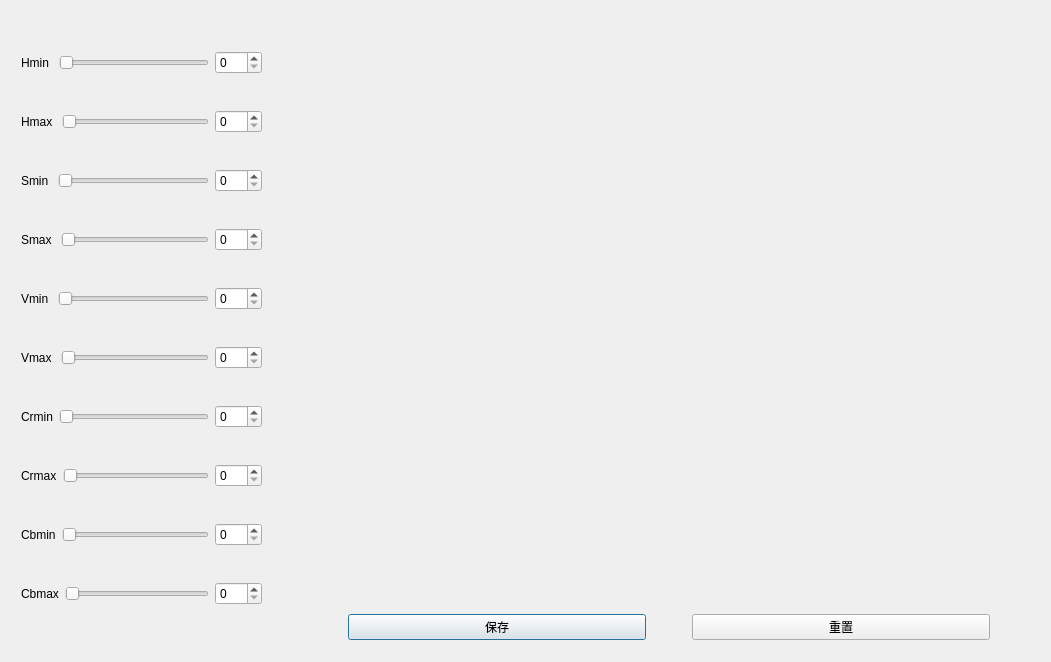
This is adjustparameters.ui in ypg666/Wire_Rotate as Qt 5 draws it before an edit. The edited form follows.
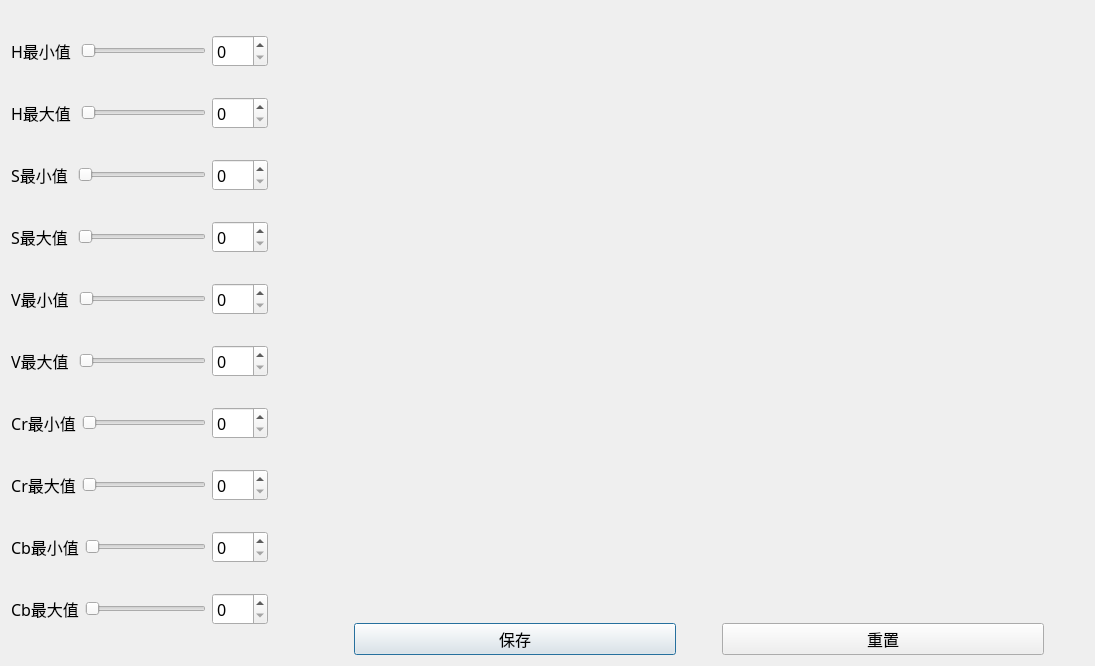
This is the edited form.

The edit to the form file:
```diff
--- a/adjustparameters.ui
+++ b/adjustparameters.ui
@@ -6,8 +6,8 @@
    <rect>
     <x>0</x>
     <y>0</y>
-    <width>1051</width>
-    <height>662</height>
+    <width>1095</width>
+    <height>666</height>
    </rect>
   </property>
   <property name="sizePolicy">
@@ -19,15 +19,8 @@
   <property name="windowTitle">
    <string>AdjustParameters</string>
   </property>
-  <widget class="QWidget" name="horizontalLayoutWidget">
-   <property name="geometry">
-    <rect>
-     <x>10</x>
-     <y>10</y>
-     <width>1031</width>
-     <height>641</height>
-    </rect>
-   </property>
+  <layout class="QGridLayout" name="gridLayout">
+   <item row="0" column="0">
    <layout class="QHBoxLayout" name="horizontalLayout" stretch="1,0,3">
     <item>
      <layout class="QVBoxLayout" name="verticalLayout">
@@ -35,8 +28,17 @@
        <layout class="QHBoxLayout" name="horizontalLayout_8" stretch="0,4,0">
         <item>
          <widget class="QLabel" name="label_8">
+           <property name="font">
+            <font>
+             <family>微软雅黑</family>
+             <pointsize>12</pointsize>
+            </font>
+           </property>
           <property name="text">
-           <string>Hmin </string>
+            <string>H最小值 </string>
+           </property>
+           <property name="alignment">
+            <set>Qt::AlignCenter</set>
           </property>
          </widget>
         </item>
@@ -49,6 +51,12 @@
         </item>
         <item>
          <widget class="QSpinBox" name="sb_Hmin">
+           <property name="font">
+            <font>
+             <family>微软雅黑</family>
+             <pointsize>12</pointsize>
+            </font>
+           </property>
           <property name="maximum">
            <number>255</number>
           </property>
@@ -60,8 +68,17 @@
        <layout class="QHBoxLayout" name="horizontalLayout_2" stretch="0,4,0">
         <item>
          <widget class="QLabel" name="label_2">
+           <property name="font">
+            <font>
+             <family>微软雅黑</family>
+             <pointsize>12</pointsize>
+            </font>
+           </property>
           <property name="text">
-           <string>Hmax </string>
+            <string>H最大值 </string>
+           </property>
+           <property name="alignment">
+            <set>Qt::AlignCenter</set>
           </property>
          </widget>
         </item>
@@ -77,6 +94,12 @@
         </item>
         <item>
          <widget class="QSpinBox" name="sb_Hmax">
+           <property name="font">
+            <font>
+             <family>微软雅黑</family>
+             <pointsize>12</pointsize>
+            </font>
+           </property>
           <property name="maximum">
            <number>255</number>
           </property>
@@ -88,8 +111,17 @@
        <layout class="QHBoxLayout" name="horizontalLayout_7" stretch="0,4,0">
         <item>
          <widget class="QLabel" name="label_7">
+           <property name="font">
+            <font>
+             <family>微软雅黑</family>
+             <pointsize>12</pointsize>
+            </font>
+           </property>
           <property name="text">
-           <string>Smin </string>
+            <string>S最小值 </string>
+           </property>
+           <property name="alignment">
+            <set>Qt::AlignCenter</set>
           </property>
          </widget>
         </item>
@@ -102,6 +134,12 @@
         </item>
         <item>
          <widget class="QSpinBox" name="sb_Smin">
+           <property name="font">
+            <font>
+             <family>微软雅黑</family>
+             <pointsize>12</pointsize>
+            </font>
+           </property>
           <property name="maximum">
            <number>255</number>
           </property>
@@ -113,8 +151,17 @@
        <layout class="QHBoxLayout" name="horizontalLayout_4" stretch="0,4,0">
         <item>
          <widget class="QLabel" name="label_4">
+           <property name="font">
+            <font>
+             <family>微软雅黑</family>
+             <pointsize>12</pointsize>
+            </font>
+           </property>
           <property name="text">
-           <string>Smax </string>
+            <string>S最大值 </string>
+           </property>
+           <property name="alignment">
+            <set>Qt::AlignCenter</set>
           </property>
          </widget>
         </item>
@@ -127,6 +174,12 @@
         </item>
         <item>
          <widget class="QSpinBox" name="sb_Smax">
+           <property name="font">
+            <font>
+             <family>微软雅黑</family>
+             <pointsize>12</pointsize>
+            </font>
+           </property>
           <property name="maximum">
            <number>255</number>
           </property>
@@ -138,8 +191,17 @@
        <layout class="QHBoxLayout" name="horizontalLayout_5" stretch="0,4,0">
         <item>
          <widget class="QLabel" name="label_5">
+           <property name="font">
+            <font>
+             <family>微软雅黑</family>
+             <pointsize>12</pointsize>
+            </font>
+           </property>
           <property name="text">
-           <string>Vmin </string>
+            <string>V最小值 </string>
+           </property>
+           <property name="alignment">
+            <set>Qt::AlignCenter</set>
           </property>
          </widget>
         </item>
@@ -152,6 +214,12 @@
         </item>
         <item>
          <widget class="QSpinBox" name="sb_Vmin">
+           <property name="font">
+            <font>
+             <family>微软雅黑</family>
+             <pointsize>12</pointsize>
+            </font>
+           </property>
           <property name="maximum">
            <number>255</number>
           </property>
@@ -163,8 +231,17 @@
        <layout class="QHBoxLayout" name="horizontalLayout_6" stretch="0,4,0">
         <item>
          <widget class="QLabel" name="label_6">
+           <property name="font">
+            <font>
+             <family>微软雅黑</family>
+             <pointsize>12</pointsize>
+            </font>
+           </property>
           <property name="text">
-           <string>Vmax </string>
+            <string>V最大值 </string>
+           </property>
+           <property name="alignment">
+            <set>Qt::AlignCenter</set>
           </property>
          </widget>
         </item>
@@ -177,6 +254,12 @@
         </item>
         <item>
          <widget class="QSpinBox" name="sb_Vmax">
+           <property name="font">
+            <font>
+             <family>微软雅黑</family>
+             <pointsize>12</pointsize>
+            </font>
+           </property>
           <property name="maximum">
            <number>255</number>
           </property>
@@ -188,8 +271,17 @@
        <layout class="QHBoxLayout" name="horizontalLayout_3" stretch="0,4,0">
         <item>
          <widget class="QLabel" name="label">
+           <property name="font">
+            <font>
+             <family>微软雅黑</family>
+             <pointsize>12</pointsize>
+            </font>
+           </property>
           <property name="text">
-           <string>Crmin</string>
+            <string>Cr最小值</string>
+           </property>
+           <property name="alignment">
+            <set>Qt::AlignCenter</set>
           </property>
          </widget>
         </item>
@@ -202,6 +294,12 @@
         </item>
         <item>
          <widget class="QSpinBox" name="sb_Crmin">
+           <property name="font">
+            <font>
+             <family>微软雅黑</family>
+             <pointsize>12</pointsize>
+            </font>
+           </property>
           <property name="maximum">
            <number>255</number>
           </property>
@@ -213,8 +311,17 @@
        <layout class="QHBoxLayout" name="horizontalLayout_12" stretch="0,4,0">
         <item>
          <widget class="QLabel" name="label_9">
+           <property name="font">
+            <font>
+             <family>微软雅黑</family>
+             <pointsize>12</pointsize>
+            </font>
+           </property>
           <property name="text">
-           <string>Crmax</string>
+            <string>Cr最大值</string>
+           </property>
+           <property name="alignment">
+            <set>Qt::AlignCenter</set>
           </property>
          </widget>
         </item>
@@ -227,6 +334,12 @@
         </item>
         <item>
          <widget class="QSpinBox" name="sb_Crmax">
+           <property name="font">
+            <font>
+             <family>微软雅黑</family>
+             <pointsize>12</pointsize>
+            </font>
+           </property>
           <property name="maximum">
            <number>255</number>
           </property>
@@ -238,8 +351,17 @@
        <layout class="QHBoxLayout" name="horizontalLayout_13" stretch="0,4,0">
         <item>
          <widget class="QLabel" name="label_10">
+           <property name="font">
+            <font>
+             <family>微软雅黑</family>
+             <pointsize>12</pointsize>
+            </font>
+           </property>
           <property name="text">
-           <string>Cbmin</string>
+            <string>Cb最小值</string>
+           </property>
+           <property name="alignment">
+            <set>Qt::AlignCenter</set>
           </property>
          </widget>
         </item>
@@ -252,6 +374,12 @@
         </item>
         <item>
          <widget class="QSpinBox" name="sb_Cbmin">
+           <property name="font">
+            <font>
+             <family>微软雅黑</family>
+             <pointsize>12</pointsize>
+            </font>
+           </property>
           <property name="maximum">
            <number>255</number>
           </property>
@@ -263,8 +391,17 @@
        <layout class="QHBoxLayout" name="horizontalLayout_11" stretch="0,4,0">
         <item>
          <widget class="QLabel" name="label_3">
+           <property name="font">
+            <font>
+             <family>微软雅黑</family>
+             <pointsize>12</pointsize>
+            </font>
+           </property>
           <property name="text">
-           <string>Cbmax</string>
+            <string>Cb最大值</string>
+           </property>
+           <property name="alignment">
+            <set>Qt::AlignCenter</set>
           </property>
          </widget>
         </item>
@@ -277,6 +414,12 @@
         </item>
         <item>
          <widget class="QSpinBox" name="sb_Cbmax">
+           <property name="font">
+            <font>
+             <family>微软雅黑</family>
+             <pointsize>12</pointsize>
+            </font>
+           </property>
           <property name="maximum">
            <number>255</number>
           </property>
@@ -303,6 +446,9 @@
      <layout class="QVBoxLayout" name="verticalLayout_3" stretch="1,1,0">
       <item>
        <widget class="QLabel" name="inDisplay">
+         <property name="enabled">
+          <bool>true</bool>
+         </property>
         <property name="sizePolicy">
          <sizepolicy hsizetype="Preferred" vsizetype="Preferred">
           <horstretch>0</horstretch>
@@ -347,6 +493,12 @@
         </item>
         <item>
          <widget class="QPushButton" name="saveParams">
+           <property name="font">
+            <font>
+             <family>微软雅黑</family>
+             <pointsize>12</pointsize>
+            </font>
+           </property>
           <property name="text">
            <string>保存</string>
           </property>
@@ -367,6 +519,12 @@
         </item>
         <item>
          <widget class="QPushButton" name="resetParams">
+           <property name="font">
+            <font>
+             <family>微软雅黑</family>
+             <pointsize>12</pointsize>
+            </font>
+           </property>
           <property name="text">
            <string>重置</string>
           </property>
@@ -390,7 +548,8 @@
      </layout>
     </item>
    </layout>
-  </widget>
+   </item>
+  </layout>
  </widget>
  <layoutdefault spacing="6" margin="11"/>
  <resources/>
```
Lines whose indentation alone changed are shown as unchanged.
